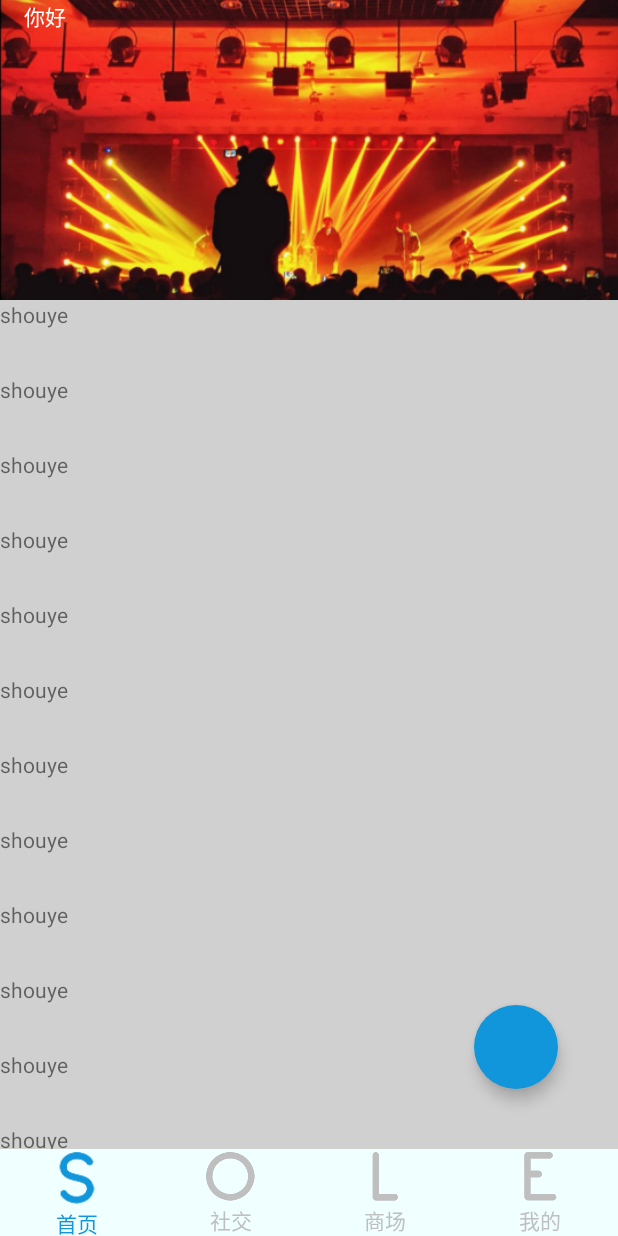
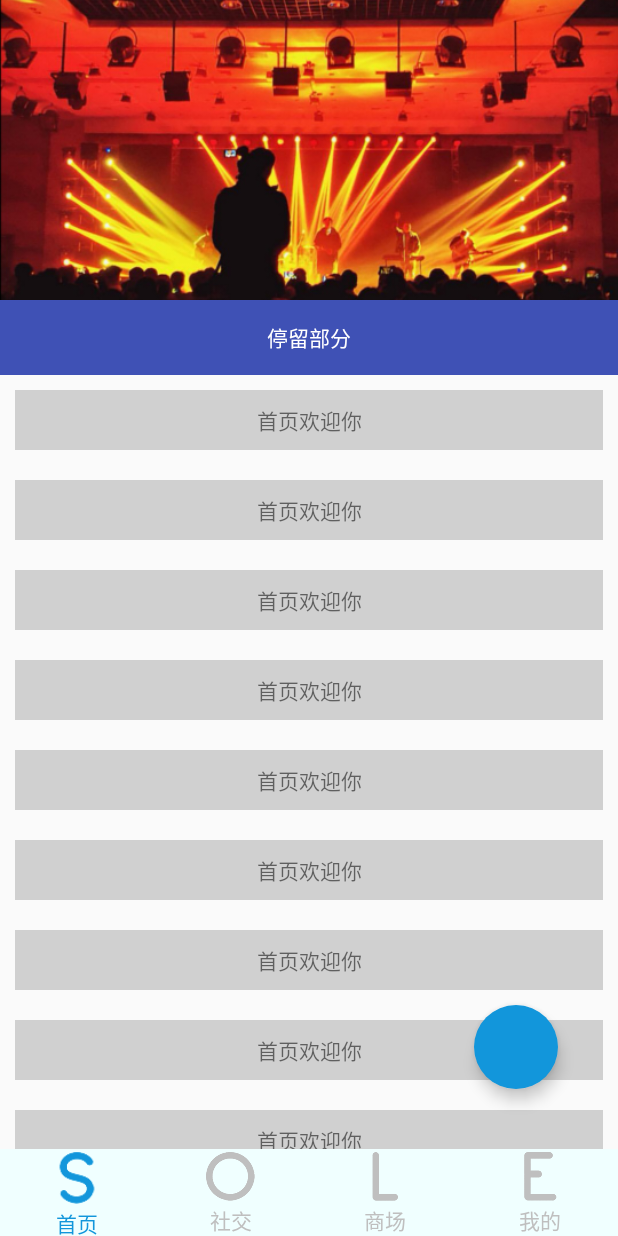
Before and after one commit to LogerLee/demo0309, an Android app: the S_shouyeFragment screen opened directly, with no data from a screen before it, on a phone screen of 412 x 824 dp. Run offline under Robolectric (Android 15) with nearby library versions, the phone set to English and light mode, and no system bars; our stand-ins replace ButterKnife.

Commit message:
RecycleView的初步应用

```diff
--- a/app/src/main/java/com/loger/topgear/demo0309/base/BaseFragment.java
+++ b/app/src/main/java/com/loger/topgear/demo0309/base/BaseFragment.java
@@ -17,7 +17,7 @@ import butterknife.ButterKnife;
 public abstract class BaseFragment extends LifeCircleMvpFragment{
 
 
-    private Context mContex;
+    protected Context mContex;
 
     @Override
     public void onAttach(Context context) {
--- a/app/src/main/java/com/loger/topgear/demo0309/main/s_shouye/S_shouyeFragment.java
+++ b/app/src/main/java/com/loger/topgear/demo0309/main/s_shouye/S_shouyeFragment.java
@@ -1,8 +1,11 @@
 package com.loger.topgear.demo0309.main.s_shouye;
 
 import android.os.Bundle;
+import android.support.annotation.NonNull;
 import android.support.design.widget.AppBarLayout;
 import android.support.design.widget.CollapsingToolbarLayout;
+import android.support.v7.widget.LinearLayoutManager;
+import android.support.v7.widget.RecyclerView;
 import android.view.LayoutInflater;
 import android.view.View;
 import android.view.ViewGroup;
@@ -11,6 +14,10 @@ import android.widget.TextView;
 import com.loger.topgear.demo0309.R;
 import com.loger.topgear.demo0309.base.BaseFragment;
 import com.loger.topgear.demo0309.base.Viewinject;
+import com.loger.topgear.demo0309.base.BaseFragment;
+import com.loger.topgear.demo0309.main.s_shouye.adapter.S_shouyeAdapter;
+
+import java.util.ArrayList;
 
 import butterknife.BindView;
 import butterknife.ButterKnife;
@@ -25,24 +32,39 @@ public class S_shouyeFragment extends BaseFragment {
     CollapsingToolbarLayout sShouyeCollapsingToolbarLayout;
     @BindView(R.id.s_shouye_appbarlayout)
     AppBarLayout sShouyeAppbarlayout;
-    Unbinder unbinder;
+    @BindView(R.id.s_shouye_recyclerview)
+    RecyclerView sShouyeRecyclerview;
+
 
     @Override
     public void afterBindView() {
+        initRecyclerView();
+        initListener();
 
     }
 
-    @Override
-    public View onCreateView(LayoutInflater inflater, ViewGroup container, Bundle savedInstanceState) {
-        // TODO: inflate a fragment view
-        View rootView = super.onCreateView(inflater, container, savedInstanceState);
-        unbinder = ButterKnife.bind(this, rootView);
-        return rootView;
+    private void initRecyclerView() {
+        sShouyeRecyclerview.setLayoutManager(new LinearLayoutManager(mContex));//setLayoutManager一个必要的api,它能做很多布局
+        //适配器设计模式，把相应的数据Data展示到不同的布局View
+        ArrayList<String> data = new ArrayList<>();
+        for (int i = 0; i <15 ; i++) {
+            data.add("首页欢迎你");
+        }
+        sShouyeRecyclerview.setAdapter(new S_shouyeAdapter(data));//setAdapter也是一个必要的api
     }
 
-    @Override
-    public void onDestroyView() {
-        super.onDestroyView();
-        unbinder.unbind();
+    private void initListener() {
+        //监听AppBarLayout
+        sShouyeAppbarlayout.addOnOffsetChangedListener(new AppBarLayout.OnOffsetChangedListener() {
+            @Override
+            public void onOffsetChanged(AppBarLayout appBarLayout, int i) {
+                if (-i < appBarLayout.getMeasuredHeight() / 2) {
+                    tvNihao.setVisibility(View.INVISIBLE);
+                } else {
+                    tvNihao.setVisibility(View.VISIBLE);
+                }
+            }
+        });
     }
+
 }
--- /dev/null
+++ b/app/src/main/java/com/loger/topgear/demo0309/main/s_shouye/adapter/S_shouyeAdapter.java
@@ -0,0 +1,61 @@
+package com.loger.topgear.demo0309.main.s_shouye.adapter;
+
+import android.support.annotation.NonNull;
+import android.support.v7.widget.RecyclerView;
+import android.view.LayoutInflater;
+import android.view.View;
+import android.view.ViewGroup;
+import android.widget.TextView;
+
+import com.loger.topgear.demo0309.R;
+
+import java.util.ArrayList;
+
+public class S_shouyeAdapter extends RecyclerView.Adapter{
+
+    private final ArrayList<String> mData;   //数据源
+
+    public S_shouyeAdapter(ArrayList<String> data){
+       mData = data;
+    }
+
+    @NonNull
+    @Override
+    //创建View，并放到ViewHolder（用来缓存View）
+    public RecyclerView.ViewHolder onCreateViewHolder(@NonNull ViewGroup viewGroup, int i) {
+        //把布局生成View
+        View inflate = LayoutInflater.from(viewGroup.getContext()).inflate(R.layout.item_s_fragment, null);
+        S_shouyeViewHolder viewHolder = new S_shouyeViewHolder(inflate);
+        return viewHolder;
+    }
+
+    @Override
+    //每个条目都会调用一次这个方法，绑定数据
+    public void onBindViewHolder(@NonNull RecyclerView.ViewHolder viewHolder, int position) {
+        ((S_shouyeViewHolder)viewHolder).mTv.setText(mData.get(position));
+    }
+
+    //条目的数量
+    @Override
+    public int getItemCount() {   //条目有多少个
+        return mData.size();
+    }
+
+    @Override
+    public int getItemViewType(int position) {
+
+        return super.getItemViewType(position);
+    }
+
+    //缓存View，内存友好设计
+    public class S_shouyeViewHolder extends RecyclerView.ViewHolder{
+
+        public TextView mTv;
+
+        public S_shouyeViewHolder(@NonNull View itemView) {
+            super(itemView);
+            mTv = itemView.findViewById(R.id.item_shouye_tv);
+        }
+    }
+
+}
--- /dev/null
+++ b/app/src/main/java/com/loger/topgear/demo0309/main/s_shouye/dto/S_shouyeBean.java
@@ -0,0 +1,50 @@
+package com.loger.topgear.demo0309.main.s_shouye.dto;
+
+import java.util.ArrayList;
+
+public class S_shouyeBean {
+
+    private int mItemType;
+    private String mDec;
+    private boolean isShowImg;   //是否展示图片
+    private ArrayList<S_shouyeBean> data;
+
+    public int getmItemType() {
+        return mItemType;
+    }
+
+    public S_shouyeBean setmItemType(int mItemType) {
+        this.mItemType = mItemType;
+        return this;
+    }
+
+    public String getmDec() {
+        return mDec;
+    }
+
+    public S_shouyeBean setmDec(String mDec) {
+        this.mDec = mDec;
+        return this;
+    }
+
+    public boolean isShowImg() {
+        return isShowImg;
+    }
+
+    public S_shouyeBean setShowImg(boolean showImg) {
+        isShowImg = showImg;
+        return this;
+    }
+
+    public ArrayList<S_shouyeBean> getData() {
+        return data;
+    }
+
+    public S_shouyeBean setData(ArrayList<S_shouyeBean> data) {
+        this.data = data;
+        return this;
+    }
+
+
+
+}
--- a/app/src/main/res/layout/fragment_s.xml
+++ b/app/src/main/res/layout/fragment_s.xml
@@ -30,6 +30,9 @@
                 android:layout_height="?android:attr/actionBarSize">
                 <TextView
                     android:id="@+id/tv_nihao"
+                    android:visibility="gone"
+                    android:gravity="center"
+                    android:layout_gravity="center"
                     android:text="你好"
                     android:textColor="@color/color_ffffff"
                     android:layout_width="match_parent"
@@ -39,9 +42,24 @@
 
         </android.support.design.widget.CollapsingToolbarLayout>
 
+        <TextView
+            android:text="停留部分"
+            android:gravity="center"
+            android:layout_gravity="center"
+            android:textColor="@color/color_ffffff"
+            android:layout_width="match_parent"
+            android:layout_height="50dp" />
     </android.support.design.widget.AppBarLayout>
 
-    <android.support.v4.widget.NestedScrollView
+    <android.support.v7.widget.RecyclerView
+        android:id="@+id/s_shouye_recyclerview"
+        app:layout_behavior="@string/appbar_scrolling_view_behavior"
+        android:layout_width="match_parent"
+        android:layout_height="match_parent">
+
+    </android.support.v7.widget.RecyclerView>
+
+    <!--<android.support.v4.widget.NestedScrollView
         app:layout_behavior="@string/appbar_scrolling_view_behavior"
         android:background="@color/color_grey_30"
         android:layout_width="match_parent"
@@ -52,26 +70,38 @@
             android:layout_height="match_parent">
             <TextView
                 android:text="shouye"
+                android:gravity="center"
+                android:layout_gravity="center"
                 android:layout_width="match_parent"
                 android:layout_height="50dp" />
             <TextView
                 android:text="shouye"
+                android:gravity="center"
+                android:layout_gravity="center"
                 android:layout_width="match_parent"
                 android:layout_height="50dp" />
             <TextView
                 android:text="shouye"
+                android:gravity="center"
+                android:layout_gravity="center"
                 android:layout_width="match_parent"
                 android:layout_height="50dp" />
             <TextView
                 android:text="shouye"
+                android:gravity="center"
+                android:layout_gravity="center"
                 android:layout_width="match_parent"
                 android:layout_height="50dp" />
             <TextView
                 android:text="shouye"
+                android:gravity="center"
+                android:layout_gravity="center"
                 android:layout_width="match_parent"
                 android:layout_height="50dp" />
             <TextView
                 android:text="shouye"
+                android:gravity="center"
+                android:layout_gravity="center"
                 android:layout_width="match_parent"
                 android:layout_height="50dp" />
             <TextView
@@ -107,6 +137,6 @@
                 android:layout_width="match_parent"
                 android:layout_height="50dp" />
         </LinearLayout>
-    </android.support.v4.widget.NestedScrollView>
+    </android.support.v4.widget.NestedScrollView>-->
 
 </android.support.design.widget.CoordinatorLayout>
--- /dev/null
+++ b/app/src/main/res/layout/item_s_fragment.xml
@@ -0,0 +1,18 @@
+<?xml version="1.0" encoding="utf-8"?>
+<RelativeLayout
+    xmlns:android="http://schemas.android.com/apk/res/android"
+    android:layout_width="match_parent"
+    android:layout_height="match_parent">
+
+    <TextView
+        android:id="@+id/item_shouye_tv"
+        android:background="@color/color_grey_30"
+        android:layout_margin="10dp"
+        android:gravity="center"
+        android:layout_gravity="center"
+        android:text="首页条目"
+        android:layout_width="match_parent"
+        android:layout_height="@dimen/dp_40"
+        />
+
+</RelativeLayout>
```
